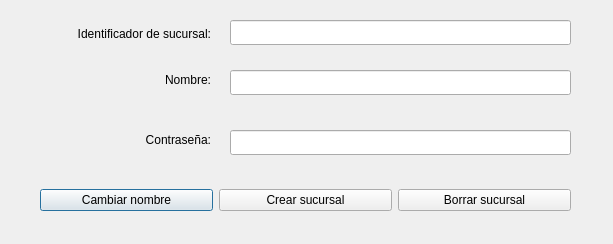
Qt form Interfaz/modify_office.ui (Los-Pollitos/PI-Redes-Sistemas-Operativos) before a commit.
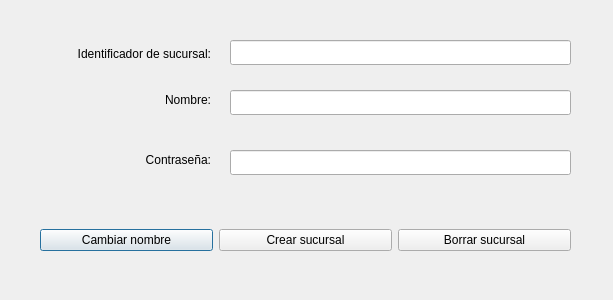
The same form after that commit.

Commit message: modificaciones en ventanas de sucursales

```diff
--- a/Interfaz/modify_office.ui
+++ b/Interfaz/modify_office.ui
@@ -7,7 +7,7 @@
     <x>0</x>
     <y>0</y>
     <width>613</width>
-    <height>244</height>
+    <height>300</height>
    </rect>
   </property>
   <property name="windowTitle">
@@ -17,7 +17,7 @@
    <property name="geometry">
     <rect>
      <x>30</x>
-     <y>25</y>
+     <y>45</y>
      <width>181</width>
      <height>17</height>
     </rect>
@@ -33,7 +33,7 @@
    <property name="geometry">
     <rect>
      <x>80</x>
-     <y>70</y>
+     <y>90</y>
      <width>131</width>
      <height>20</height>
     </rect>
@@ -49,7 +49,7 @@
    <property name="geometry">
     <rect>
      <x>230</x>
-     <y>70</y>
+     <y>90</y>
      <width>341</width>
      <height>25</height>
     </rect>
@@ -59,7 +59,7 @@
    <property name="geometry">
     <rect>
      <x>230</x>
-     <y>130</y>
+     <y>150</y>
      <width>341</width>
      <height>25</height>
     </rect>
@@ -72,7 +72,7 @@
    <property name="geometry">
     <rect>
      <x>80</x>
-     <y>130</y>
+     <y>150</y>
      <width>131</width>
      <height>20</height>
     </rect>
@@ -88,7 +88,7 @@
    <property name="geometry">
     <rect>
      <x>40</x>
-     <y>180</y>
+     <y>220</y>
      <width>531</width>
      <height>41</height>
     </rect>
@@ -121,7 +121,7 @@
    <property name="geometry">
     <rect>
      <x>230</x>
-     <y>20</y>
+     <y>40</y>
      <width>341</width>
      <height>25</height>
     </rect>
```
The commit also changes 2 other files.
